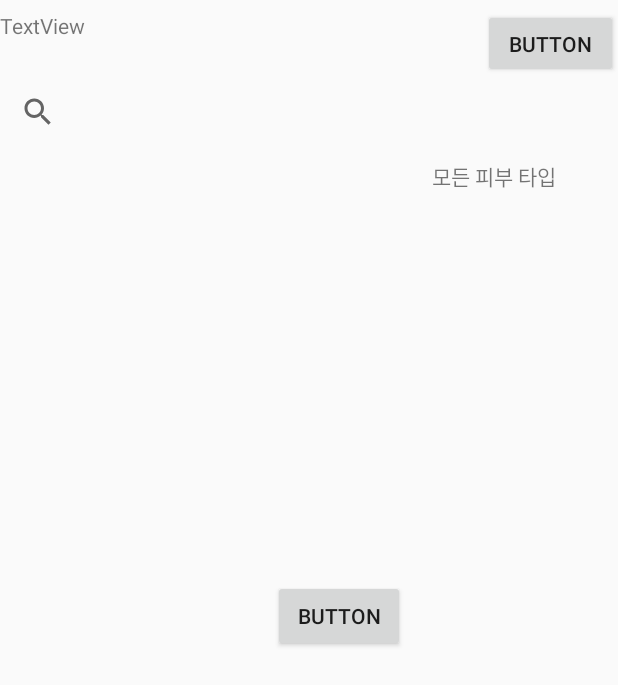
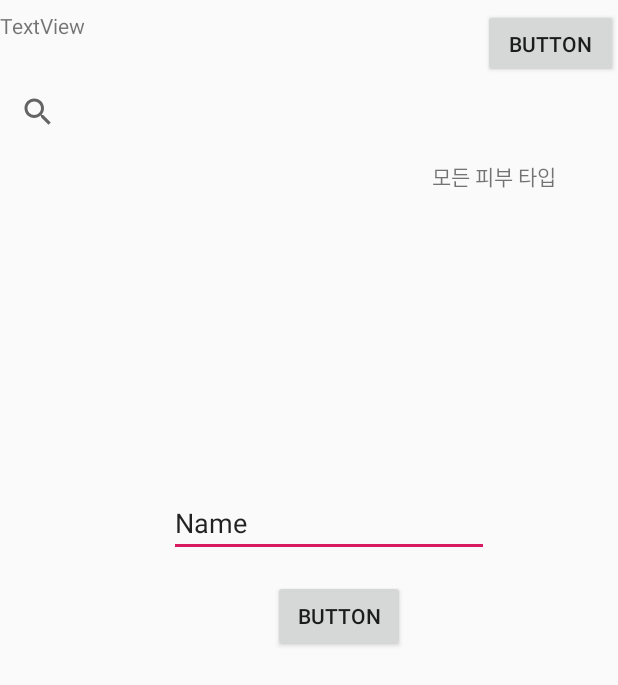
Before and after one commit to ParkJinHyuk/Hwahae, an Android app: the layout hwahae.xml on its own in the app's theme, with its tools: preview values and no code run, on a phone screen of 412 x 824 dp. Shown: the top 685 px of the screen. Run offline under Robolectric (Android 15) with nearby library versions, the phone set to English and light mode, and no system bars.

```diff
--- a/app/build.gradle
+++ b/app/build.gradle
@@ -33,4 +33,9 @@ dependencies {
     androidTestImplementation 'androidx.test.ext:junit:1.1.0'
     androidTestImplementation 'androidx.test.espresso:espresso-core:3.1.1'
     implementation 'com.google.android.material:material:1.0.0'
+
+    // Retrofit
+    implementation 'com.google.code.gson:gson:2.8.5'
+    implementation 'com.squareup.retrofit2:retrofit:2.6.0'
+    implementation 'com.squareup.retrofit2:converter-gson:2.6.0'
 }
--- a/app/src/main/AndroidManifest.xml
+++ b/app/src/main/AndroidManifest.xml
@@ -2,7 +2,7 @@
 <manifest xmlns:android="http://schemas.android.com/apk/res/android"
     package="com.example.hwahae">
 
-    <uses-permission android:name="android.permission.I"/>
+    <uses-permission android:name="android.permission.INTERNET"/>
 
     <application
         android:allowBackup="true"
--- a/app/src/main/java/com/example/hwahae/presenter/Contract.kt
+++ b/app/src/main/java/com/example/hwahae/presenter/Contract.kt
@@ -2,16 +2,17 @@ package com.example.hwahae.presenter
 
 import com.example.hwahae.base.BasePresenter
 import com.example.hwahae.base.BaseView
-import com.example.hwahae.model.Cosmetics
+import com.example.hwahae.model.CosmeticsList
 
 interface Contract {
 
     interface View : BaseView {
-        fun showCosmeticsList(cosmeticsList : List<Cosmetics>)
+        fun showCosmeticsList(cosmeticsList : CosmeticsList)
     }
 
     interface Presenter : BasePresenter<View> {
         fun getCosmeticsList()
+        fun searchCosmeticsList(keyword: String)
     }
 
 }
--- a/app/src/main/res/layout/hwahae.xml
+++ b/app/src/main/res/layout/hwahae.xml
@@ -69,6 +69,19 @@
             android:text="Button"
             app:layout_constraintEnd_toEndOf="parent"
             app:layout_constraintTop_toTopOf="parent" />
+
+        <EditText
+            android:id="@+id/search"
+            android:layout_width="wrap_content"
+            android:layout_height="wrap_content"
+            android:layout_marginEnd="86dp"
+            android:layout_marginRight="86dp"
+            android:layout_marginBottom="15dp"
+            android:ems="10"
+            android:inputType="textPersonName"
+            android:text="Name"
+            app:layout_constraintBottom_toTopOf="@+id/button5"
+            app:layout_constraintEnd_toEndOf="parent" />
     </androidx.constraintlayout.widget.ConstraintLayout>
 
 </LinearLayout>
```
Also changed, not shown: app/src/main/java/com/example/hwahae/model/Cosmetics.kt (+9 -3 lines), app/src/main/java/com/example/hwahae/model/CosmeticsListData.kt (deleted, +0 -21 lines), app/src/main/java/com/example/hwahae/model/RetrofitService.kt (added, +22 -0 lines), app/src/main/java/com/example/hwahae/model/SearchRetrofit.kt (added, +15 -0 lines), app/src/main/java/com/example/hwahae/presenter/HwahaePresenter.kt (+32 -13 lines), app/src/main/java/com/example/hwahae/view/HwahaeActivity.kt (+10 -7 lines).
